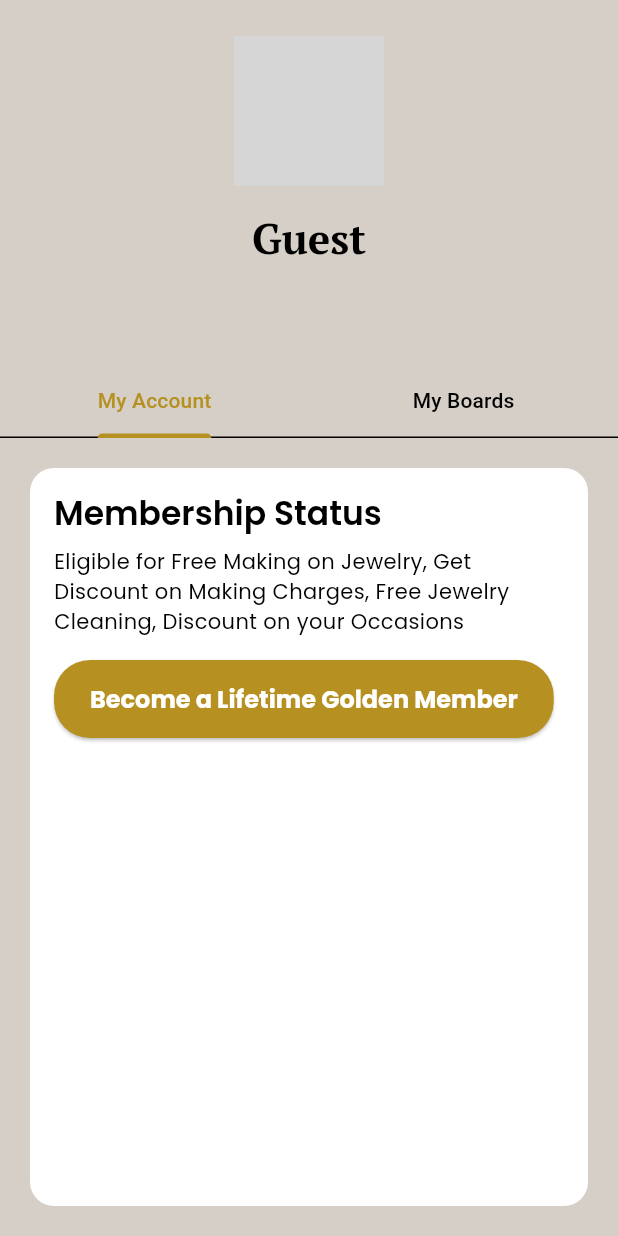
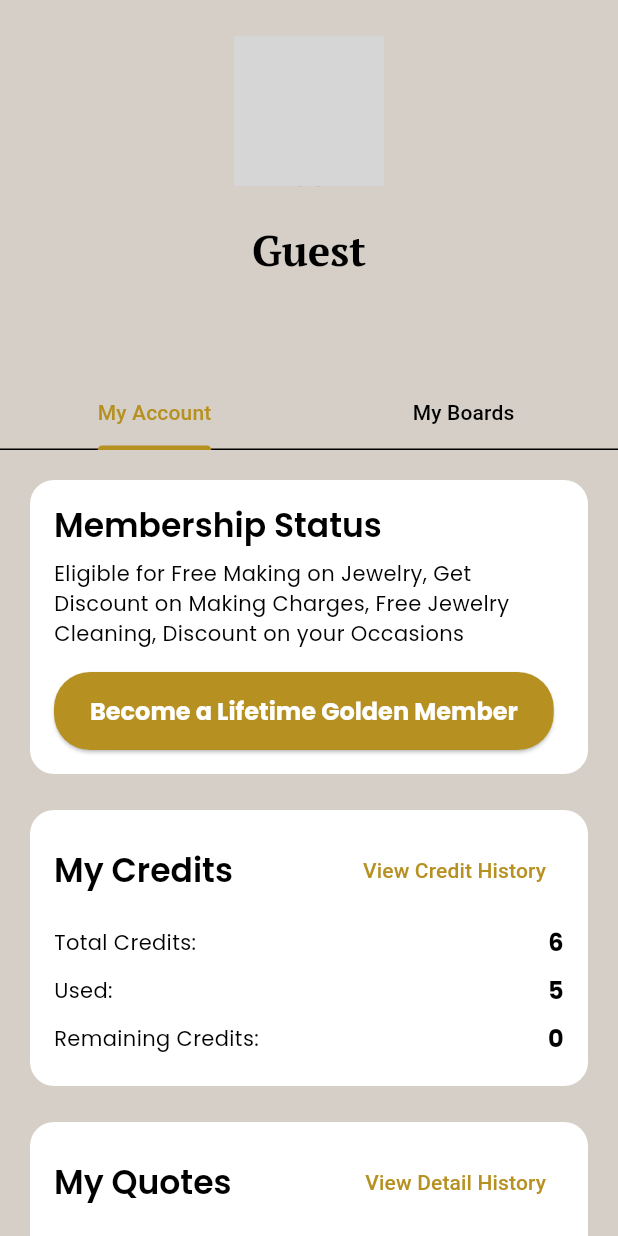
Before and after one commit to viraj0112/JEWELRY-NAFISA, a Flutter app: the ProfileScreen screen opened directly, on a phone screen of 412 x 824 dp. Run offline on Flutter 3.47's test engine with Material 3 defaults, Android fonts, the phone set to English and light mode, and no system bars; our stand-ins replace flutter_dotenv, google_fonts, google_sign_in, image_picker, intl_phone_field, share_plus and 3 more; accounts and stored records are empty; network calls fail; grey boxes are pictures that could not be loaded.

Commit message:
Added credit logic (Static)

```diff
--- a/lib/src/ui/screens/profile/profile_screen.dart
+++ b/lib/src/ui/screens/profile/profile_screen.dart
@@ -161,9 +161,14 @@ class _ProfileScreenState extends State<ProfileScreen>
       padding: const EdgeInsets.all(24.0),
       child: Column(
         children: [
+          Stack(
+            clipBehavior: Clip.none,
+            alignment: Alignment.bottomCenter,
+            children: [
               CircleAvatar(
                 radius: 50,
-            backgroundImage: avatarUrl != null ? NetworkImage(avatarUrl) : null,
+                backgroundImage:
+                    avatarUrl != null ? NetworkImage(avatarUrl) : null,
                 backgroundColor: theme.colorScheme.surface,
                 child: avatarUrl == null
                     ? Text(
@@ -177,7 +182,45 @@ class _ProfileScreenState extends State<ProfileScreen>
                       )
                     : null,
               ),
-          const SizedBox(height: 16),
+              Positioned(
+                bottom: -10,
+                child: user.isMember
+                    ? Container(
+                        padding: const EdgeInsets.all(4),
+                        decoration: BoxDecoration(
+                          shape: BoxShape.circle,
+                          color: theme.scaffoldBackgroundColor,
+                          boxShadow: [
+                            BoxShadow(
+                              color: Colors.amber.withOpacity(0.6),
+                              blurRadius: 12.0,
+                              spreadRadius: 3.0,
+                            ),
+                          ],
+                        ),
+                        child: const Icon(Icons.star_rounded,
+                            color: Colors.amber, size: 32),
+                      )
+                    : Container(
+                        padding: const EdgeInsets.all(4),
+                        decoration: BoxDecoration(
+                          shape: BoxShape.circle,
+                          color: theme.scaffoldBackgroundColor,
+                        ),
+                        child: Stack(
+                          alignment: Alignment.center,
+                          children: [
+                            Icon(Icons.star_rounded,
+                                color: Colors.grey[400], size: 32),
+                            Icon(Icons.lock,
+                                color: Colors.grey[600], size: 14),
+                          ],
+                        ),
+                      ),
+              ),
+            ],
+          ),
+          const SizedBox(height: 24),
           Text(user.username, style: theme.textTheme.headlineMedium),
           Text(
             userProfileData?['email'] ?? '',
@@ -190,10 +233,96 @@ class _ProfileScreenState extends State<ProfileScreen>
   }
 
   Widget _buildMyAccountTab(UserProfileProvider userProfile) {
-    if (userProfile.isMember) {
-      return const Center(child: Text("You are a Lifetime Golden Member!"));
+    return SingleChildScrollView(
+      padding: const EdgeInsets.all(16.0),
+      child: Column(
+        crossAxisAlignment: CrossAxisAlignment.stretch,
+        children: [
+          if (!userProfile.isMember) ...[
+            _buildMembershipSection(context),
+            const SizedBox(height: 16),
+          ],
+          _buildCreditsCard(context, userProfile),
+          const SizedBox(height: 16),
+          _buildQuotesCard(context, userProfile),
+        ],
+      ),
+    );
   }
-    return _buildMembershipSection(context);
+
+  Widget _buildCreditsCard(BuildContext context, UserProfileProvider userProfile) {
+    final theme = Theme.of(context);
+    final totalCredits = userProfile.isMember ? '3 Daily' : '6';
+    final usedCredits = userProfile.isMember ? (3 - userProfile.creditsRemaining).clamp(0, 3).toString() : '5';
+
+    return Card(
+      child: Padding(
+        padding: const EdgeInsets.all(16.0),
+        child: Column(
+          crossAxisAlignment: CrossAxisAlignment.start,
+          children: [
+            Row(
+              mainAxisAlignment: MainAxisAlignment.spaceBetween,
+              children: [
+                Text('My Credits', style: theme.textTheme.titleLarge),
+                TextButton(
+                  onPressed: () { /* TODO: Navigate to Credit History */ },
+                  child: const Text('View Credit History'),
+                ),
+              ],
+            ),
+            const SizedBox(height: 8),
+            _buildStatRow('Total Credits:', totalCredits),
+            _buildStatRow('Used:', usedCredits),
+            _buildStatRow('Remaining Credits:', '${userProfile.creditsRemaining}'),
+          ],
+        ),
+      ),
+    );
+  }
+
+  Widget _buildQuotesCard(BuildContext context, UserProfileProvider userProfile) {
+    final theme = Theme.of(context);
+    return Card(
+      child: Padding(
+        padding: const EdgeInsets.all(16.0),
+        child: Column(
+          crossAxisAlignment: CrossAxisAlignment.start,
+          children: [
+            Row(
+              mainAxisAlignment: MainAxisAlignment.spaceBetween,
+              children: [
+                Text('My Quotes', style: theme.textTheme.titleLarge),
+                TextButton(
+                  onPressed: () { /* TODO: Navigate to Quote History */ },
+                  child: const Text('View Detail History'),
+                ),
+              ],
+            ),
+            const SizedBox(height: 8),
+            _buildStatRow('Total Quotes:', '6'),
+            _buildStatRow('Expired:', '5'),
+            _buildStatRow('Valid:', '1'),
+          ],
+        ),
+      ),
+    );
+  }
+
+  Widget _buildStatRow(String title, String value) {
+    return Padding(
+      padding: const EdgeInsets.symmetric(vertical: 4.0),
+      child: Row(
+        mainAxisAlignment: MainAxisAlignment.spaceBetween,
+        children: [
+          Text(title, style: Theme.of(context).textTheme.bodyMedium),
+          Text(
+            value,
+            style: Theme.of(context).textTheme.bodyLarge?.copyWith(fontWeight: FontWeight.bold),
+          ),
+        ],
+      ),
+    );
   }
 
   Widget _buildMyBoardsTab() {
@@ -273,10 +402,7 @@ class _ProfileScreenState extends State<ProfileScreen>
   }
 
   Widget _buildMembershipSection(BuildContext context) {
-    return Padding(
-      padding: const EdgeInsets.all(16.0),
-      child: Card(
-        // ... contents of membership card are the same
+    return Card(
       child: Padding(
         padding: const EdgeInsets.all(16.0),
         child: Column(
@@ -300,7 +426,6 @@ class _ProfileScreenState extends State<ProfileScreen>
               child: const Text('Become a Lifetime Golden Member'),
             ),
           ],
-          ),
         ),
       ),
     );
@@ -333,7 +458,7 @@ class _ProfileScreenState extends State<ProfileScreen>
                     BoardDetailScreen(boardId: board.id, boardName: board.name),
               ),
             );
-            _fetchUserBoards(); // Refresh boards in case pins were removed
+            _fetchUserBoards();
           },
           onDelete: () => _deleteBoard(board.id),
         );
@@ -342,7 +467,6 @@ class _ProfileScreenState extends State<ProfileScreen>
   }
 }
 
-// Helper class to make the TabBar stick to the top
 class _SliverTabBarDelegate extends SliverPersistentHeaderDelegate {
   _SliverTabBarDelegate(this._tabBar);
   final TabBar _tabBar;
```
Also changed, not shown: lib/src/ui/screens/detail/jewelry_detail_screen.dart (+38 -27 lines), lib/src/ui/widgets/get_quote_dialog.dart (added, +93 -0 lines), 2 other files. Lines whose indentation alone changed are shown as unchanged.
